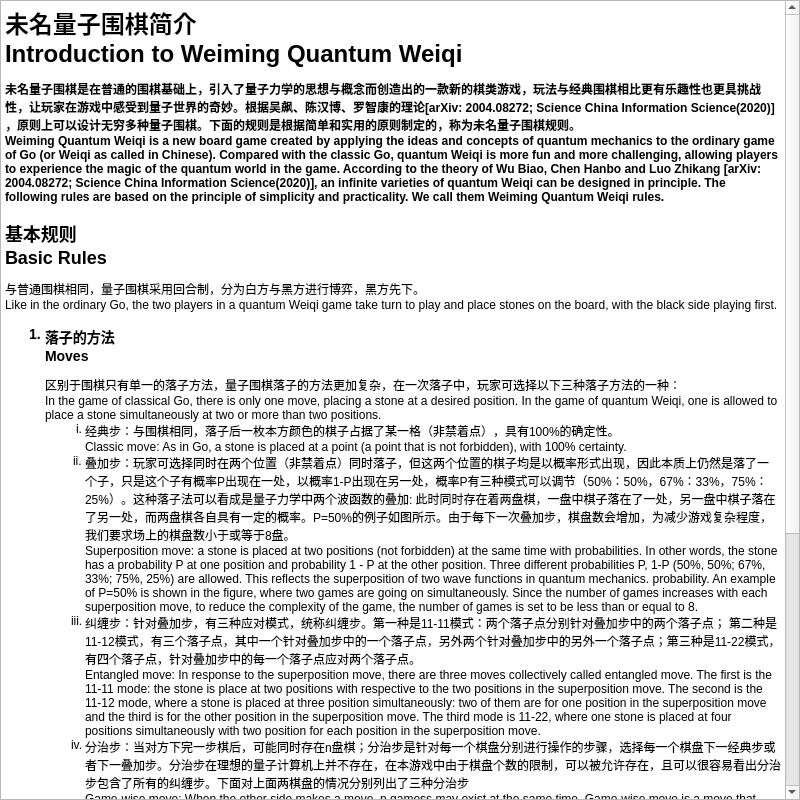
This is ruleform.ui in WeimingQuantumGo/Weiqi as Qt 5 draws it before an edit. The edited form follows.
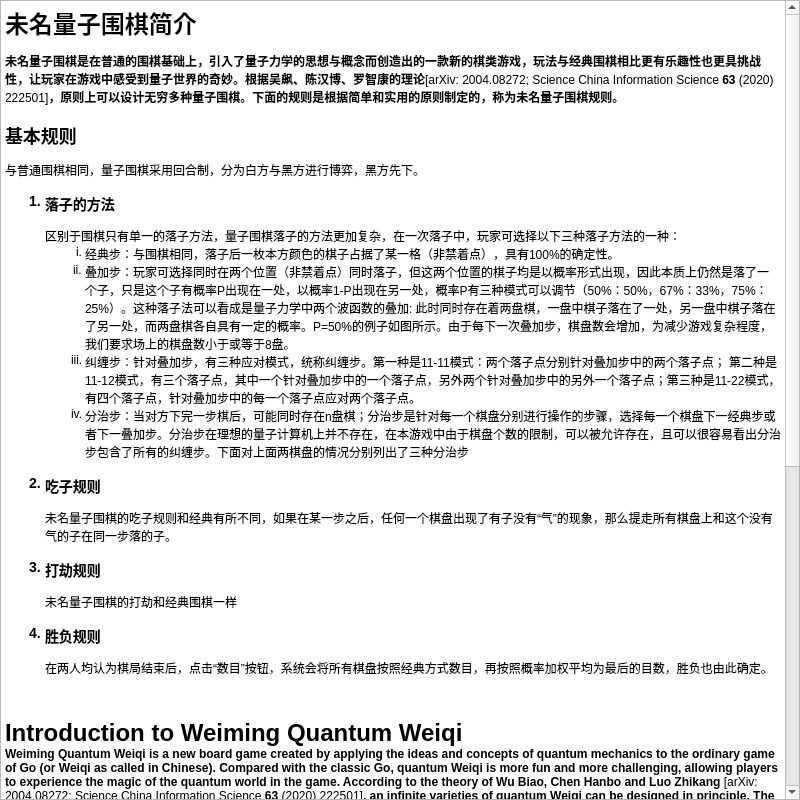
This is the edited form.

```diff
--- a/ruleform.ui
+++ b/ruleform.ui
@@ -27,22 +27,37 @@
 &lt;html&gt;&lt;head&gt;&lt;meta name=&quot;qrichtext&quot; content=&quot;1&quot; /&gt;&lt;style type=&quot;text/css&quot;&gt;
 p, li { white-space: pre-wrap; }
 &lt;/style&gt;&lt;/head&gt;&lt;body style=&quot; font-family:'SimSun'; font-size:9pt; font-weight:400; font-style:normal;&quot;&gt;
-&lt;p style=&quot; margin-top:18px; margin-bottom:12px; margin-left:0px; margin-right:0px; -qt-block-indent:0; text-indent:0px;&quot;&gt;&lt;span style=&quot; font-size:xx-large; font-weight:600;&quot;&gt;未名量子围棋简介 &lt;br /&gt;Introduction to Weiming Quantum Weiqi &lt;/span&gt;&lt;/p&gt;
-&lt;p style=&quot; margin-top:12px; margin-bottom:12px; margin-left:0px; margin-right:0px; -qt-block-indent:0; text-indent:0px;&quot;&gt;&lt;span style=&quot; font-size:medium; font-weight:600;&quot;&gt;未名量子围棋是在普通的围棋基础上，引入了量子力学的思想与概念而创造出的一款新的棋类游戏，玩法与经典围棋相比更有乐趣性也更具挑战性，让玩家在游戏中感受到量子世界的奇妙。根据吴飙、陈汉博、罗智康的理论[arXiv: 2004.08272; Science China Information Science(2020)] ，原则上可以设计无穷多种量子围棋。下面的规则是根据简单和实用的原则制定的，称为未名量子围棋规则。 &lt;br /&gt;Weiming Quantum Weiqi is a new board game created by applying the ideas and concepts of quantum mechanics to the ordinary game of Go (or Weiqi as called in Chinese). Compared with the classic Go, quantum Weiqi is more fun and more challenging, allowing players to experience the magic of the quantum world in the game. According to the theory of Wu Biao, Chen Hanbo and Luo Zhikang [arXiv: 2004.08272; Science China Information Science(2020)], an infinite varieties of quantum Weiqi can be designed in principle. The following rules are based on the principle of simplicity and practicality. We call them Weiming Quantum Weiqi rules. &lt;/span&gt;&lt;/p&gt;
-&lt;p style=&quot; margin-top:16px; margin-bottom:12px; margin-left:0px; margin-right:0px; -qt-block-indent:0; text-indent:0px;&quot;&gt;&lt;span style=&quot; font-size:x-large; font-weight:600;&quot;&gt;基本规则 &lt;br /&gt;Basic Rules &lt;/span&gt;&lt;/p&gt;
-&lt;p style=&quot; margin-top:0px; margin-bottom:0px; margin-left:0px; margin-right:0px; -qt-block-indent:0; text-indent:0px;&quot;&gt;与普通围棋相同，量子围棋采用回合制，分为白方与黑方进行博弈，黑方先下。 &lt;br /&gt;Like in the ordinary Go, the two players in a quantum Weiqi game take turn to play and place stones on the board, with the black side playing first. &lt;/p&gt;
-&lt;ol style=&quot;margin-top: 0px; margin-bottom: 0px; margin-left: 0px; margin-right: 0px; -qt-list-indent: 1;&quot;&gt;&lt;li style=&quot; font-size:large; font-weight:600;&quot; style=&quot; margin-top:14px; margin-bottom:12px; margin-left:0px; margin-right:0px; -qt-block-indent:0; text-indent:0px;&quot;&gt;&lt;span style=&quot; font-size:large;&quot;&gt;落子的方法 &lt;br /&gt;Moves &lt;/span&gt;&lt;/li&gt;
-&lt;p style=&quot; margin-top:0px; margin-bottom:0px; margin-left:0px; margin-right:0px; -qt-block-indent:1; text-indent:0px;&quot;&gt;区别于围棋只有单一的落子方法，量子围棋落子的方法更加复杂，在一次落子中，玩家可选择以下三种落子方法的一种： &lt;br /&gt;In the game of classical Go, there is only one move, placing a stone at a desired position. In the game of quantum Weiqi, one is allowed to place a stone simultaneously at two or more than two positions. &lt;/p&gt;
-&lt;ol type=&quot;i&quot; style=&quot;margin-top: 0px; margin-bottom: 0px; margin-left: 0px; margin-right: 0px; -qt-list-indent: 2;&quot;&gt;&lt;li style=&quot; margin-top:0px; margin-bottom:0px; margin-left:0px; margin-right:0px; -qt-block-indent:0; text-indent:0px;&quot;&gt;经典步：与围棋相同，落子后一枚本方颜色的棋子占据了某一格（非禁着点），具有100%的确定性。 &lt;br /&gt;Classic move: As in Go, a stone is placed at a point (a point that is not forbidden), with 100% certainty. &lt;/li&gt;
-&lt;li style=&quot; margin-top:0px; margin-bottom:0px; margin-left:0px; margin-right:0px; -qt-block-indent:0; text-indent:0px;&quot;&gt;叠加步：玩家可选择同时在两个位置（非禁着点）同时落子，但这两个位置的棋子均是以概率形式出现，因此本质上仍然是落了一个子，只是这个子有概率P出现在一处，以概率1-P出现在另一处，概率P有三种模式可以调节（50%：50%，67%：33%，75%：25%）。这种落子法可以看成是量子力学中两个波函数的叠加: 此时同时存在着两盘棋，一盘中棋子落在了一处，另一盘中棋子落在了另一处，而两盘棋各自具有一定的概率。P=50%的例子如图所示。由于每下一次叠加步，棋盘数会增加，为减少游戏复杂程度，我们要求场上的棋盘数小于或等于8盘。 &lt;br /&gt;Superposition move: a stone is placed at two positions (not forbidden) at the same time with probabilities. In other words, the stone has a probability P at one position and probability 1 - P at the other position. Three different probabilities P, 1-P (50%, 50%; 67%, 33%; 75%, 25%) are allowed. This reflects the superposition of two wave functions in quantum mechanics. probability. An example of P=50% is shown in the figure, where two games are going on simultaneously. Since the number of games increases with each superposition move, to reduce the complexity of the game, the number of games is set to be less than or equal to 8. &lt;/li&gt;
-&lt;li style=&quot; margin-top:0px; margin-bottom:0px; margin-left:0px; margin-right:0px; -qt-block-indent:0; text-indent:0px;&quot;&gt;纠缠步：针对叠加步，有三种应对模式，统称纠缠步。第一种是11-11模式：两个落子点分别针对叠加步中的两个落子点； 第二种是11-12模式，有三个落子点，其中一个针对叠加步中的一个落子点，另外两个针对叠加步中的另外一个落子点；第三种是11-22模式，有四个落子点，针对叠加步中的每一个落子点应对两个落子点。 &lt;br /&gt;Entangled move: In response to the superposition move, there are three moves collectively called entangled move. The first is the 11-11 mode: the stone is place at two positions with respective to the two positions in the superposition move. The second is the 11-12 mode, where a stone is placed at three position simultaneously: two of them are for one position in the superposition move and the third is for the other position in the superposition move. The third mode is 11-22, where one stone is placed at four positions simultaneously with two position for each position in the superposition move. &lt;/li&gt;
-&lt;li style=&quot; margin-top:0px; margin-bottom:0px; margin-left:0px; margin-right:0px; -qt-block-indent:0; text-indent:0px;&quot;&gt;分治步：当对方下完一步棋后，可能同时存在n盘棋；分治步是针对每一个棋盘分别进行操作的步骤，选择每一个棋盘下一经典步或者下一叠加步。分治步在理想的量子计算机上并不存在，在本游戏中由于棋盘个数的限制，可以被允许存在，且可以很容易看出分治步包含了所有的纠缠步。下面对上面两棋盘的情况分别列出了三种分治步 &lt;br /&gt;Game-wise move: When the other side makes a move, n gamess may exist at the same time. Game-wise move is a move that places the stone at different position for each game. For each game, the move can be a classical move or a superposition move. The game-wise move is not allowed if the quantum Weiqi is played on a real quantum computer, but is allowed in this Weiming Quantum Weiqi due to the limitation on the number of games. &lt;/li&gt;&lt;/ol&gt;
-&lt;li style=&quot; font-size:large; font-weight:600;&quot; style=&quot; margin-top:14px; margin-bottom:12px; margin-left:0px; margin-right:0px; -qt-block-indent:0; text-indent:0px;&quot;&gt;&lt;span style=&quot; font-size:large;&quot;&gt;吃子规则 &lt;br /&gt;Capture of stone &lt;/span&gt;&lt;/li&gt;
-&lt;p style=&quot; margin-top:0px; margin-bottom:0px; margin-left:0px; margin-right:0px; -qt-block-indent:1; text-indent:0px;&quot;&gt;未名量子围棋的吃子规则和经典有所不同，如果在某一步之后，任何一个棋盘出现了有子没有“气”的现象，那么提走所有棋盘上和这个没有气的子在同一步落的子。 &lt;br /&gt;Weiming Quantum Go’s rules for capturing stones are different from the classical Go. If after a move, the stone is out of“qi”and captured in any of the games, the stone is captured and removed from all the games. &lt;/p&gt;
-&lt;li style=&quot; font-size:large; font-weight:600;&quot; style=&quot; margin-top:14px; margin-bottom:12px; margin-left:0px; margin-right:0px; -qt-block-indent:0; text-indent:0px;&quot;&gt;&lt;span style=&quot; font-size:large;&quot;&gt;打劫规则 &lt;br /&gt;Ko rule &lt;/span&gt;&lt;/li&gt;
-&lt;p style=&quot; margin-top:0px; margin-bottom:0px; margin-left:0px; margin-right:0px; -qt-block-indent:1; text-indent:0px;&quot;&gt;未名量子围棋的打劫和经典围棋一样 &lt;br /&gt;Weiming Quantum Weiqi has the same Ko rule as the classical Go &lt;/p&gt;
-&lt;li style=&quot; font-size:large; font-weight:600;&quot; style=&quot; margin-top:14px; margin-bottom:12px; margin-left:0px; margin-right:0px; -qt-block-indent:0; text-indent:0px;&quot;&gt;&lt;span style=&quot; font-size:large;&quot;&gt;胜负规则 &lt;br /&gt;Winning Rules &lt;/span&gt;&lt;/li&gt;&lt;/ol&gt;
-&lt;p style=&quot; margin-top:0px; margin-bottom:0px; margin-left:0px; margin-right:0px; -qt-block-indent:1; text-indent:0px;&quot;&gt;在两人均认为棋局结束后，点击“数目”按钮，系统会将所有棋盘按照经典方式数目，再按照概率加权平均为最后的目数，胜负也由此确定。 &lt;br /&gt;When the play ends, count stones of a given color in each game and add them together with weights according the probability of each game. The averaged stone number determines who wins. &lt;/p&gt;&lt;/body&gt;&lt;/html&gt;</string>
+&lt;p style=&quot; margin-top:18px; margin-bottom:12px; margin-left:0px; margin-right:0px; -qt-block-indent:0; text-indent:0px;&quot;&gt;&lt;span style=&quot; font-size:xx-large; font-weight:600;&quot;&gt;未名量子围棋简介 &lt;/span&gt;&lt;/p&gt;
+&lt;p style=&quot; margin-top:12px; margin-bottom:12px; margin-left:0px; margin-right:0px; -qt-block-indent:0; text-indent:0px;&quot;&gt;&lt;span style=&quot; font-size:medium; font-weight:600;&quot;&gt;未名量子围棋是在普通的围棋基础上，引入了量子力学的思想与概念而创造出的一款新的棋类游戏，玩法与经典围棋相比更有乐趣性也更具挑战性，让玩家在游戏中感受到量子世界的奇妙。根据吴飙、陈汉博、罗智康的理论&lt;/span&gt;&lt;span style=&quot; font-family:'等线';&quot;&gt;[arXiv: 2004.08272; Science China Information Science &lt;/span&gt;&lt;span style=&quot; font-family:'等线'; font-weight:600;&quot;&gt;63&lt;/span&gt;&lt;span style=&quot; font-family:'等线';&quot;&gt; (2020) 222501]&lt;/span&gt;&lt;span style=&quot; font-size:medium; font-weight:600;&quot;&gt;，原则上可以设计无穷多种量子围棋。下面的规则是根据简单和实用的原则制定的，称为未名量子围棋规则。 &lt;/span&gt;&lt;/p&gt;
+&lt;p style=&quot; margin-top:16px; margin-bottom:12px; margin-left:0px; margin-right:0px; -qt-block-indent:0; text-indent:0px;&quot;&gt;&lt;span style=&quot; font-size:x-large; font-weight:600;&quot;&gt;基本规则 &lt;/span&gt;&lt;/p&gt;
+&lt;p style=&quot; margin-top:0px; margin-bottom:0px; margin-left:0px; margin-right:0px; -qt-block-indent:0; text-indent:0px;&quot;&gt;与普通围棋相同，量子围棋采用回合制，分为白方与黑方进行博弈，黑方先下。 &lt;/p&gt;
+&lt;ol style=&quot;margin-top: 0px; margin-bottom: 0px; margin-left: 0px; margin-right: 0px; -qt-list-indent: 1;&quot;&gt;&lt;li style=&quot; font-size:large; font-weight:600;&quot; style=&quot; margin-top:14px; margin-bottom:12px; margin-left:0px; margin-right:0px; -qt-block-indent:0; text-indent:0px;&quot;&gt;&lt;span style=&quot; font-size:large;&quot;&gt;落子的方法 &lt;/span&gt;&lt;/li&gt;
+&lt;p style=&quot; margin-top:0px; margin-bottom:0px; margin-left:0px; margin-right:0px; -qt-block-indent:1; text-indent:0px;&quot;&gt;区别于围棋只有单一的落子方法，量子围棋落子的方法更加复杂，在一次落子中，玩家可选择以下三种落子方法的一种： &lt;/p&gt;
+&lt;ol type=&quot;i&quot; style=&quot;margin-top: 0px; margin-bottom: 0px; margin-left: 0px; margin-right: 0px; -qt-list-indent: 2;&quot;&gt;&lt;li style=&quot; margin-top:0px; margin-bottom:0px; margin-left:0px; margin-right:0px; -qt-block-indent:0; text-indent:0px;&quot;&gt;经典步：与围棋相同，落子后一枚本方颜色的棋子占据了某一格（非禁着点），具有100%的确定性。 &lt;/li&gt;
+&lt;li style=&quot; margin-top:0px; margin-bottom:0px; margin-left:0px; margin-right:0px; -qt-block-indent:0; text-indent:0px;&quot;&gt;叠加步：玩家可选择同时在两个位置（非禁着点）同时落子，但这两个位置的棋子均是以概率形式出现，因此本质上仍然是落了一个子，只是这个子有概率P出现在一处，以概率1-P出现在另一处，概率P有三种模式可以调节（50%：50%，67%：33%，75%：25%）。这种落子法可以看成是量子力学中两个波函数的叠加: 此时同时存在着两盘棋，一盘中棋子落在了一处，另一盘中棋子落在了另一处，而两盘棋各自具有一定的概率。P=50%的例子如图所示。由于每下一次叠加步，棋盘数会增加，为减少游戏复杂程度，我们要求场上的棋盘数小于或等于8盘。 &lt;/li&gt;
+&lt;li style=&quot; margin-top:0px; margin-bottom:0px; margin-left:0px; margin-right:0px; -qt-block-indent:0; text-indent:0px;&quot;&gt;纠缠步：针对叠加步，有三种应对模式，统称纠缠步。第一种是11-11模式：两个落子点分别针对叠加步中的两个落子点； 第二种是11-12模式，有三个落子点，其中一个针对叠加步中的一个落子点，另外两个针对叠加步中的另外一个落子点；第三种是11-22模式，有四个落子点，针对叠加步中的每一个落子点应对两个落子点。 &lt;/li&gt;
+&lt;li style=&quot; margin-top:0px; margin-bottom:0px; margin-left:0px; margin-right:0px; -qt-block-indent:0; text-indent:0px;&quot;&gt;分治步：当对方下完一步棋后，可能同时存在n盘棋；分治步是针对每一个棋盘分别进行操作的步骤，选择每一个棋盘下一经典步或者下一叠加步。分治步在理想的量子计算机上并不存在，在本游戏中由于棋盘个数的限制，可以被允许存在，且可以很容易看出分治步包含了所有的纠缠步。下面对上面两棋盘的情况分别列出了三种分治步 &lt;/li&gt;&lt;/ol&gt;
+&lt;li style=&quot; font-size:large; font-weight:600;&quot; style=&quot; margin-top:14px; margin-bottom:12px; margin-left:0px; margin-right:0px; -qt-block-indent:0; text-indent:0px;&quot;&gt;&lt;span style=&quot; font-size:large;&quot;&gt;吃子规则 &lt;/span&gt;&lt;/li&gt;
+&lt;p style=&quot; margin-top:0px; margin-bottom:0px; margin-left:0px; margin-right:0px; -qt-block-indent:1; text-indent:0px;&quot;&gt;未名量子围棋的吃子规则和经典有所不同，如果在某一步之后，任何一个棋盘出现了有子没有“气”的现象，那么提走所有棋盘上和这个没有气的子在同一步落的子。 &lt;/p&gt;
+&lt;li style=&quot; font-size:large; font-weight:600;&quot; style=&quot; margin-top:14px; margin-bottom:12px; margin-left:0px; margin-right:0px; -qt-block-indent:0; text-indent:0px;&quot;&gt;&lt;span style=&quot; font-size:large;&quot;&gt;打劫规则 &lt;/span&gt;&lt;/li&gt;
+&lt;p style=&quot; margin-top:0px; margin-bottom:0px; margin-left:0px; margin-right:0px; -qt-block-indent:1; text-indent:0px;&quot;&gt;未名量子围棋的打劫和经典围棋一样 &lt;/p&gt;
+&lt;li style=&quot; font-size:large; font-weight:600;&quot; style=&quot; margin-top:14px; margin-bottom:12px; margin-left:0px; margin-right:0px; -qt-block-indent:0; text-indent:0px;&quot;&gt;&lt;span style=&quot; font-size:large;&quot;&gt;胜负规则 &lt;/span&gt;&lt;/li&gt;&lt;/ol&gt;
+&lt;p style=&quot; margin-top:0px; margin-bottom:0px; margin-left:0px; margin-right:0px; -qt-block-indent:1; text-indent:0px;&quot;&gt;在两人均认为棋局结束后，点击“数目”按钮，系统会将所有棋盘按照经典方式数目，再按照概率加权平均为最后的目数，胜负也由此确定。&lt;/p&gt;
+&lt;p style=&quot;-qt-paragraph-type:empty; margin-top:0px; margin-bottom:0px; margin-left:0px; margin-right:0px; -qt-block-indent:0; text-indent:0px;&quot;&gt;&lt;br /&gt;&lt;/p&gt;
+&lt;p style=&quot;-qt-paragraph-type:empty; margin-top:0px; margin-bottom:0px; margin-left:0px; margin-right:0px; -qt-block-indent:0; text-indent:0px; font-size:18pt; font-weight:600;&quot;&gt;&lt;br /&gt;&lt;/p&gt;
+&lt;p style=&quot; margin-top:0px; margin-bottom:0px; margin-left:0px; margin-right:0px; -qt-block-indent:0; text-indent:0px;&quot;&gt;&lt;span style=&quot; font-size:18pt; font-weight:600;&quot;&gt;Introduction to Weiming Quantum Weiqi &lt;/span&gt;&lt;span style=&quot; font-weight:600;&quot;&gt;&lt;br /&gt;Weiming Quantum Weiqi is a new board game created by applying the ideas and concepts of quantum mechanics to the ordinary game of Go (or Weiqi as called in Chinese). Compared with the classic Go, quantum Weiqi is more fun and more challenging, allowing players to experience the magic of the quantum world in the game. According to the theory of Wu Biao, Chen Hanbo and Luo Zhikang &lt;/span&gt;&lt;span style=&quot; font-family:'等线';&quot;&gt;[arXiv: 2004.08272; Science China Information Science &lt;/span&gt;&lt;span style=&quot; font-family:'等线'; font-weight:600;&quot;&gt;63&lt;/span&gt;&lt;span style=&quot; font-family:'等线';&quot;&gt; (2020) 222501]&lt;/span&gt;&lt;span style=&quot; font-weight:600;&quot;&gt;, an infinite varieties of quantum Weiqi can be designed in principle. The following rules are based on the principle of simplicity and practicality. We call them Weiming Quantum Weiqi rules. &lt;/span&gt;&lt;/p&gt;
+&lt;p style=&quot; margin-top:0px; margin-bottom:0px; margin-left:0px; margin-right:0px; -qt-block-indent:0; text-indent:0px;&quot;&gt;&lt;span style=&quot; font-size:14pt; font-weight:600;&quot;&gt;&lt;br /&gt;Basic Rules &lt;/span&gt;&lt;br /&gt;Like in the ordinary Go, the two players in a quantum Weiqi game take turn to play and place stones on the board, with the black side playing first. &lt;/p&gt;
+&lt;ol style=&quot;margin-top: 0px; margin-bottom: 0px; margin-left: 0px; margin-right: 0px; -qt-list-indent: 1;&quot;&gt;&lt;li style=&quot; font-weight:600;&quot; style=&quot; margin-top:14px; margin-bottom:12px; margin-left:0px; margin-right:0px; -qt-block-indent:0; text-indent:0px;&quot;&gt;&lt;span style=&quot; font-size:large;&quot;&gt;Moves &lt;/span&gt;&lt;br /&gt;In the game of classical Go, there is only one move, placing a stone at a desired position. In the game of quantum Weiqi, one is allowed to place a stone simultaneously at two or more than two positions. &lt;/li&gt;
+&lt;ol type=&quot;i&quot; style=&quot;margin-top: 0px; margin-bottom: 0px; margin-left: 0px; margin-right: 0px; -qt-list-indent: 2;&quot;&gt;&lt;li style=&quot; margin-top:0px; margin-bottom:0px; margin-left:0px; margin-right:0px; -qt-block-indent:0; text-indent:0px;&quot;&gt;Classic move: As in Go, a stone is placed at a point (a point that is not forbidden), with 100% certainty. &lt;/li&gt;
+&lt;li style=&quot; margin-top:0px; margin-bottom:0px; margin-left:0px; margin-right:0px; -qt-block-indent:0; text-indent:0px;&quot;&gt;Superposition move: a stone is placed at two positions (not forbidden) at the same time with probabilities. In other words, the stone has a probability P at one position and probability 1 - P at the other position. Three different probabilities P, 1-P (50%, 50%; 67%, 33%; 75%, 25%) are allowed. This reflects the superposition of two wave functions in quantum mechanics. probability. An example of P=50% is shown in the figure, where two games are going on simultaneously. Since the number of games increases with each superposition move, to reduce the complexity of the game, the number of games is set to be less than or equal to 8. &lt;/li&gt;
+&lt;li style=&quot; margin-top:0px; margin-bottom:0px; margin-left:0px; margin-right:0px; -qt-block-indent:0; text-indent:0px;&quot;&gt;Entangled move: In response to the superposition move, there are three moves collectively called entangled move. The first is the 11-11 mode: the stone is place at two positions with respective to the two positions in the superposition move. The second is the 11-12 mode, where a stone is placed at three position simultaneously: two of them are for one position in the superposition move and the third is for the other position in the superposition move. The third mode is 11-22, where one stone is placed at four positions simultaneously with two position for each position in the superposition move. &lt;/li&gt;
+&lt;li style=&quot; margin-top:0px; margin-bottom:0px; margin-left:0px; margin-right:0px; -qt-block-indent:0; text-indent:0px;&quot;&gt;Game-wise move: When the other side makes a move, n gamess may exist at the same time. Game-wise move is a move that places the stone at different position for each game. For each game, the move can be a classical move or a superposition move. The game-wise move is not allowed if the quantum Weiqi is played on a real quantum computer, but is allowed in this Weiming Quantum Weiqi due to the limitation on the number of games. &lt;/li&gt;&lt;/ol&gt;
+&lt;li style=&quot; font-weight:600;&quot; style=&quot; margin-top:14px; margin-bottom:12px; margin-left:0px; margin-right:0px; -qt-block-indent:0; text-indent:0px;&quot;&gt;&lt;span style=&quot; font-size:large;&quot;&gt;Capture of stone &lt;/span&gt;&lt;/li&gt;
+&lt;p style=&quot; margin-top:14px; margin-bottom:12px; margin-left:0px; margin-right:0px; -qt-block-indent:1; text-indent:0px;&quot;&gt;Weiming Quantum Go’s rules for capturing stones are different from the classical Go. If after a move, the stone is out of“qi”and captured in any of the games, the stone is captured and removed from all the games. &lt;/p&gt;
+&lt;li style=&quot; font-weight:600;&quot; style=&quot; margin-top:14px; margin-bottom:12px; margin-left:0px; margin-right:0px; -qt-block-indent:0; text-indent:0px;&quot;&gt;&lt;span style=&quot; font-size:large;&quot;&gt;Ko rule &lt;/span&gt;&lt;/li&gt;
+&lt;p style=&quot; margin-top:14px; margin-bottom:12px; margin-left:0px; margin-right:0px; -qt-block-indent:1; text-indent:0px;&quot;&gt;Weiming Quantum Weiqi has the same Ko rule as the classical Go &lt;/p&gt;
+&lt;li style=&quot; font-weight:600;&quot; style=&quot; margin-top:14px; margin-bottom:12px; margin-left:0px; margin-right:0px; -qt-block-indent:0; text-indent:0px;&quot;&gt;&lt;span style=&quot; font-size:large;&quot;&gt;Winning Rules &lt;/span&gt;&lt;/li&gt;&lt;/ol&gt;
+&lt;p style=&quot; margin-top:14px; margin-bottom:12px; margin-left:0px; margin-right:0px; -qt-block-indent:1; text-indent:0px;&quot;&gt;When the play ends, count stones of a given color in each game and add them together with weights according the probability of each game. The averaged stone number determines who wins. &lt;/p&gt;&lt;/body&gt;&lt;/html&gt;</string>
    </property>
   </widget>
  </widget>
```
